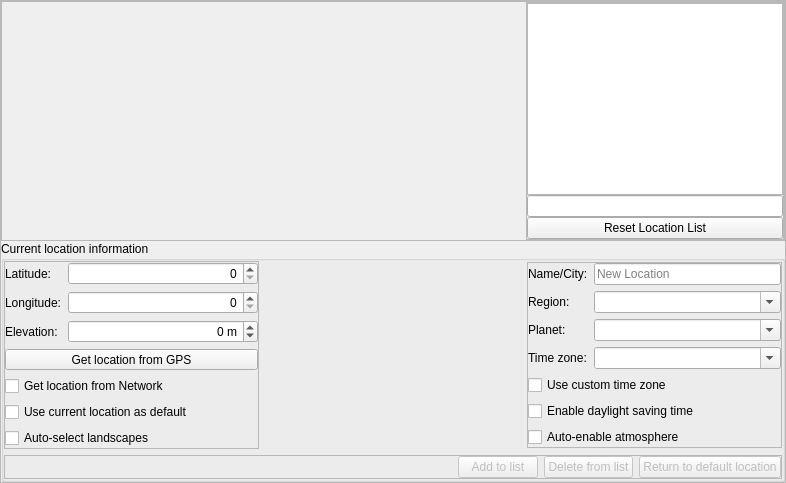
Qt form src/gui/locationDialogGui.ui (Stellarium/stellarium) before a commit.
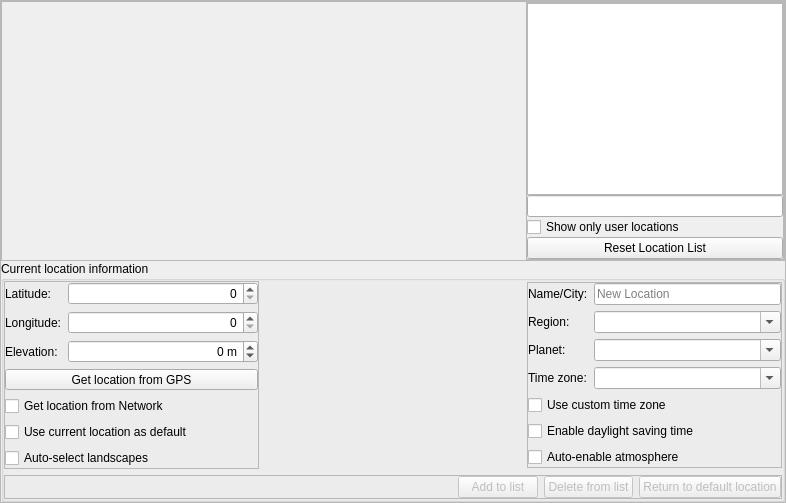
The same form after that commit. Custom widgets are drawn as their Qt base class.

Commit message: Add a checkbox to the location dialog to display user saved locations only

```diff
--- a/src/gui/locationDialogGui.ui
+++ b/src/gui/locationDialogGui.ui
@@ -171,6 +171,13 @@
               </property>
              </widget>
             </item>
+            <item>
+             <widget class="QCheckBox" name="showOnlyUserLocationsCheckBox">
+              <property name="text">
+               <string>Show only user locations</string>
+              </property>
+             </widget>
+            </item>
             <item>
              <widget class="QPushButton" name="resetListPushButton">
               <property name="text">
```
Left out of the diff: 1 changed line with no effect on the pictures. The commit also changes 4 other files.
